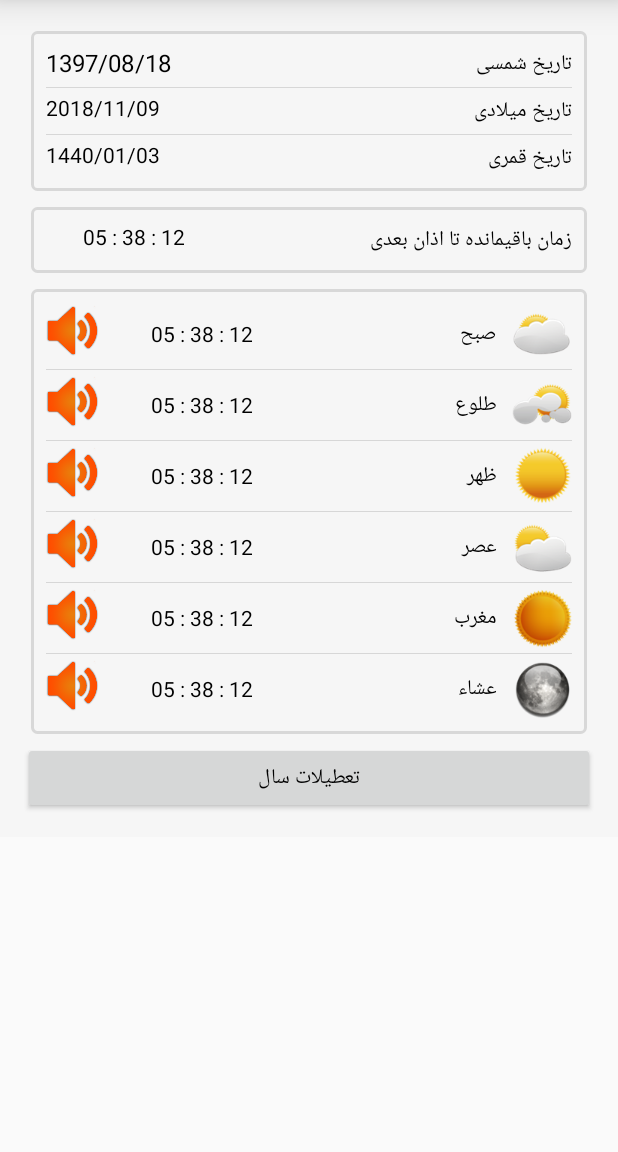
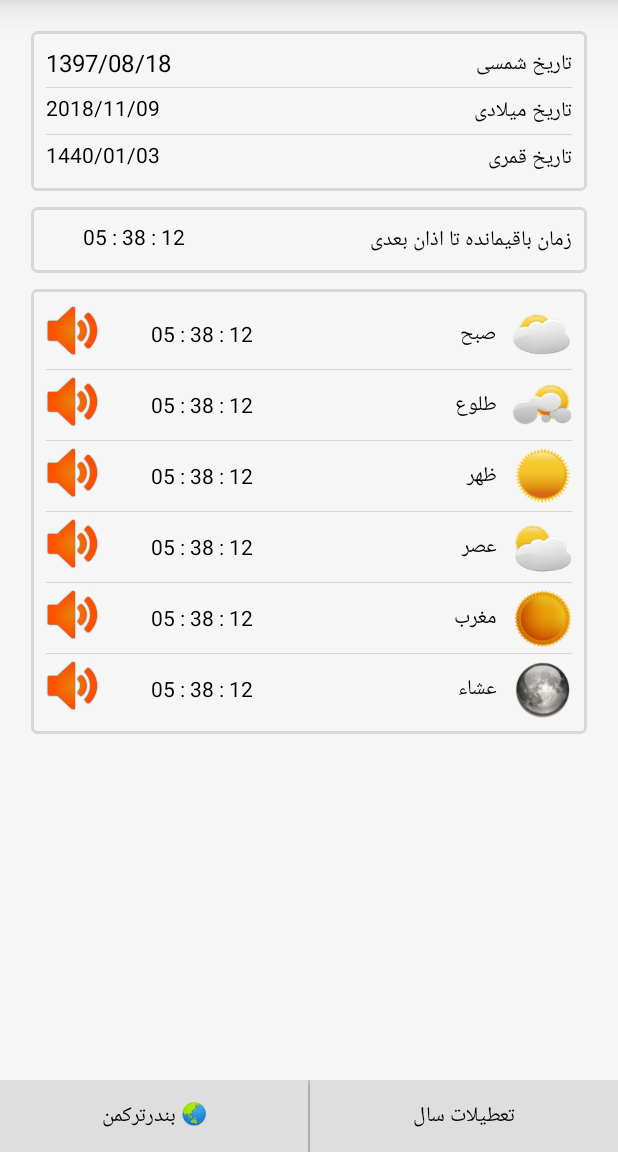
Before and after one commit to iLDA1997/AvayeElahi, an Android app: the layout activity_main.xml on its own in the app's theme, with its tools: preview values and no code run, on a phone screen of 412 x 824 dp, the part 84-1236 px from its top. Run offline under Robolectric (Android 15) with nearby library versions, the phone set to English and light mode, and no system bars; plain views replace PersianCalendarView, RtlToolbar.

Commit message:
add location button in main activity

```diff
--- a/app/src/main/res/layout/activity_main.xml
+++ b/app/src/main/res/layout/activity_main.xml
@@ -1,9 +1,9 @@
 <?xml version="1.0" encoding="utf-8"?>
-<LinearLayout xmlns:android="http://schemas.android.com/apk/res/android"
-    xmlns:app="http://schemas.android.com/apk/res-auto"
+<RelativeLayout xmlns:android="http://schemas.android.com/apk/res/android"
     xmlns:tools="http://schemas.android.com/tools"
     android:layout_width="match_parent"
     android:layout_height="match_parent"
+    android:background="#f6f6f6"
     android:orientation="vertical"
 
     tools:context=".Activity.MainActivity">
@@ -55,13 +55,16 @@
         android:layout_height="0dp" />
 
     <ScrollView
+        android:id="@+id/main_scroll"
         android:layout_width="match_parent"
-        android:layout_height="match_parent">
+        android:layout_height="match_parent"
+        android:layout_below="@id/toolbar_main"
+        android:layout_alignParentStart="true"
+        android:layout_marginTop="0dp">
 
         <LinearLayout
             android:layout_width="match_parent"
-            android:layout_height="match_parent"
-            android:background="#f6f6f6"
+            android:layout_height="wrap_content"
             android:orientation="vertical"
             android:padding="15dp">
 
@@ -81,16 +84,16 @@
                         android:id="@+id/today_shamsi"
                         android:layout_width="wrap_content"
                         android:layout_height="wrap_content"
+                        android:layout_weight="1"
                         android:gravity="left"
-                        android:textSize="16sp"
-                        android:layout_weight="1"
-                        android:text="1397/08/18" />
+                        android:text="1397/08/18"
+                        android:textSize="16sp" />
 
                     <TextView
                         android:layout_width="wrap_content"
                         android:layout_height="wrap_content"
+                        android:layout_gravity="center_vertical"
                         android:layout_weight="1"
-                        android:layout_gravity="center_vertical"
                         android:text="@string/main_date_shamshi" />
 
                 </LinearLayout>
@@ -98,8 +101,8 @@
                 <ImageView
                     android:layout_width="match_parent"
                     android:layout_height="match_parent"
+                    android:layout_gravity="center"
                     android:layout_marginVertical="3dp"
-                    android:layout_gravity="center"
                     android:src="@drawable/list_divider_v" />
 
                 <LinearLayout
@@ -117,8 +120,8 @@
                     <TextView
                         android:layout_width="wrap_content"
                         android:layout_height="wrap_content"
+                        android:layout_gravity="center_vertical"
                         android:layout_weight="1"
-                        android:layout_gravity="center_vertical"
                         android:text="@string/main_date_miladi" />
 
                 </LinearLayout>
@@ -126,8 +129,8 @@
                 <ImageView
                     android:layout_width="match_parent"
                     android:layout_height="match_parent"
+                    android:layout_gravity="center"
                     android:layout_marginVertical="3dp"
-                    android:layout_gravity="center"
                     android:src="@drawable/list_divider_v" />
 
                 <LinearLayout
@@ -145,8 +148,8 @@
                     <TextView
                         android:layout_width="wrap_content"
                         android:layout_height="wrap_content"
+                        android:layout_gravity="center_vertical"
                         android:layout_weight="1"
-                        android:layout_gravity="center_vertical"
                         android:text="@string/main_date_ghamari" />
 
                 </LinearLayout>
@@ -170,13 +173,13 @@
                         android:layout_height="wrap_content"
                         android:layout_weight="2"
                         android:gravity="center"
-                        android:text="05 : 38 : 12"/>
+                        android:text="05 : 38 : 12" />
 
                     <TextView
                         android:layout_width="match_parent"
                         android:layout_height="wrap_content"
                         android:layout_weight="1"
-                        android:text="@string/main_time_for_next_azan"/>
+                        android:text="@string/main_time_for_next_azan" />
 
                 </LinearLayout>
 
@@ -199,36 +202,36 @@
                         android:id="@+id/main_volume_1"
                         android:layout_width="35dp"
                         android:layout_height="35dp"
-                        android:src="@drawable/medium"/>
+                        android:src="@drawable/medium" />
 
                     <TextView
                         android:layout_width="match_parent"
                         android:layout_height="wrap_content"
+                        android:layout_gravity="center_vertical"
                         android:layout_weight="1"
                         android:gravity="center"
-                        android:layout_gravity="center_vertical"
-                        android:text="05 : 38 : 12"/>
+                        android:text="05 : 38 : 12" />
 
                     <TextView
                         android:layout_width="match_parent"
                         android:layout_height="wrap_content"
+                        android:layout_gravity="center_vertical"
+                        android:layout_marginRight="10dp"
                         android:layout_weight="1"
-                        android:layout_marginRight="10dp"
-                        android:layout_gravity="center_vertical"
-                        android:text="@string/main_azan_sobh"/>
+                        android:text="@string/main_azan_sobh" />
 
                     <ImageView
                         android:layout_width="40dp"
                         android:layout_height="40dp"
-                        android:src="@drawable/prayer_1"/>
+                        android:src="@drawable/prayer_1" />
 
                 </LinearLayout>
 
                 <ImageView
                     android:layout_width="match_parent"
                     android:layout_height="match_parent"
+                    android:layout_gravity="center"
                     android:layout_marginVertical="3dp"
-                    android:layout_gravity="center"
                     android:src="@drawable/list_divider_v" />
 
                 <LinearLayout
@@ -240,36 +243,36 @@
                         android:id="@+id/main_volume_2"
                         android:layout_width="35dp"
                         android:layout_height="35dp"
-                        android:src="@drawable/medium"/>
+                        android:src="@drawable/medium" />
 
                     <TextView
                         android:layout_width="match_parent"
                         android:layout_height="wrap_content"
+                        android:layout_gravity="center_vertical"
                         android:layout_weight="1"
                         android:gravity="center"
-                        android:layout_gravity="center_vertical"
-                        android:text="05 : 38 : 12"/>
+                        android:text="05 : 38 : 12" />
 
                     <TextView
                         android:layout_width="match_parent"
                         android:layout_height="wrap_content"
+                        android:layout_gravity="center_vertical"
+                        android:layout_marginRight="10dp"
                         android:layout_weight="1"
-                        android:layout_marginRight="10dp"
-                        android:layout_gravity="center_vertical"
-                        android:text="@string/main_tolu"/>
+                        android:text="@string/main_tolu" />
 
                     <ImageView
                         android:layout_width="40dp"
                         android:layout_height="40dp"
-                        android:src="@drawable/prayer_2"/>
+                        android:src="@drawable/prayer_2" />
 
                 </LinearLayout>
 
                 <ImageView
                     android:layout_width="match_parent"
                     android:layout_height="match_parent"
+                    android:layout_gravity="center"
                     android:layout_marginVertical="3dp"
-                    android:layout_gravity="center"
                     android:src="@drawable/list_divider_v" />
 
                 <LinearLayout
@@ -281,36 +284,36 @@
                         android:id="@+id/main_volume_3"
                         android:layout_width="35dp"
                         android:layout_height="35dp"
-                        android:src="@drawable/medium"/>
+                        android:src="@drawable/medium" />
 
                     <TextView
                         android:layout_width="match_parent"
                         android:layout_height="wrap_content"
+                        android:layout_gravity="center_vertical"
                         android:layout_weight="1"
                         android:gravity="center"
-                        android:layout_gravity="center_vertical"
-                        android:text="05 : 38 : 12"/>
+                        android:text="05 : 38 : 12" />
 
                     <TextView
                         android:layout_width="match_parent"
                         android:layout_height="wrap_content"
+                        android:layout_gravity="center_vertical"
+                        android:layout_marginRight="10dp"
                         android:layout_weight="1"
-                        android:layout_marginRight="10dp"
-                        android:layout_gravity="center_vertical"
-                        android:text="@string/main_azan_zhohr"/>
+                        android:text="@string/main_azan_zhohr" />
 
                     <ImageView
                         android:layout_width="40dp"
                         android:layout_height="40dp"
-                        android:src="@drawable/prayer_3"/>
+                        android:src="@drawable/prayer_3" />
 
                 </LinearLayout>
 
                 <ImageView
                     android:layout_width="match_parent"
                     android:layout_height="match_parent"
+                    android:layout_gravity="center"
                     android:layout_marginVertical="3dp"
-                    android:layout_gravity="center"
                     android:src="@drawable/list_divider_v" />
 
                 <LinearLayout
@@ -350,8 +353,8 @@
                 <ImageView
                     android:layout_width="match_parent"
                     android:layout_height="match_parent"
+                    android:layout_gravity="center"
                     android:layout_marginVertical="3dp"
-                    android:layout_gravity="center"
                     android:src="@drawable/list_divider_v" />
 
                 <LinearLayout
@@ -363,36 +366,36 @@
                         android:id="@+id/main_volume_5"
                         android:layout_width="35dp"
                         android:layout_height="35dp"
-                        android:src="@drawable/medium"/>
+                        android:src="@drawable/medium" />
 
                     <TextView
                         android:layout_width="match_parent"
                         android:layout_height="wrap_content"
+                        android:layout_gravity="center_vertical"
                         android:layout_weight="1"
                         android:gravity="center"
-                        android:layout_gravity="center_vertical"
-                        android:text="05 : 38 : 12"/>
+                        android:text="05 : 38 : 12" />
 
                     <TextView
                         android:layout_width="match_parent"
                         android:layout_height="wrap_content"
+                        android:layout_gravity="center_vertical"
+                        android:layout_marginRight="10dp"
                         android:layout_weight="1"
-                        android:layout_marginRight="10dp"
-                        android:layout_gravity="center_vertical"
-                        android:text="@string/main_azan_maghreb"/>
+                        android:text="@string/main_azan_maghreb" />
 
                     <ImageView
                         android:layout_width="40dp"
                         android:layout_height="40dp"
-                        android:src="@drawable/prayer_5"/>
+                        android:src="@drawable/prayer_5" />
 
                 </LinearLayout>
 
                 <ImageView
                     android:layout_width="match_parent"
                     android:layout_height="match_parent"
+                    android:layout_gravity="center"
                     android:layout_marginVertical="3dp"
-                    android:layout_gravity="center"
                     android:src="@drawable/list_divider_v" />
 
                 <LinearLayout
@@ -404,42 +407,65 @@
                         android:id="@+id/main_volume_6"
                         android:layout_width="35dp"
                         android:layout_height="35dp"
-                        android:src="@drawable/medium"/>
+                        android:src="@drawable/medium" />
 
                     <TextView
                         android:layout_width="match_parent"
                         android:layout_height="wrap_content"
+                        android:layout_gravity="center_vertical"
                         android:layout_weight="1"
                         android:gravity="center"
-                        android:layout_gravity="center_vertical"
-                        android:text="05 : 38 : 12"/>
+                        android:text="05 : 38 : 12" />
 
                     <TextView
                         android:layout_width="match_parent"
                         android:layout_height="wrap_content"
+                        android:layout_gravity="center_vertical"
+                        android:layout_marginRight="10dp"
                         android:layout_weight="1"
-                        android:layout_marginRight="10dp"
-                        android:layout_gravity="center_vertical"
-                        android:text="@string/main_azan_eshaa"/>
+                        android:text="@string/main_azan_eshaa" />
 
                     <ImageView
                         android:layout_width="40dp"
                         android:layout_height="40dp"
-                        android:src="@drawable/prayer_6"/>
+                        android:src="@drawable/prayer_6" />
 
                 </LinearLayout>
 
 
             </LinearLayout>
 
-            <Button
-                android:id="@+id/holidays"
-                android:layout_width="match_parent"
-                android:layout_height="wrap_content"
-                android:text="@string/holidays" />
-
         </LinearLayout>
 
     </ScrollView>
 
-</LinearLayout>
+    <LinearLayout
+        android:layout_width="match_parent"
+        android:layout_height="wrap_content"
+        android:layout_alignParentBottom="true"
+        android:orientation="horizontal">
+
+        <Button
+            android:id="@+id/location"
+            android:layout_width="match_parent"
+            android:layout_height="wrap_content"
+            android:layout_weight="1"
+            android:background="#dedede"
+            android:text="🌏 بندرترکمن" />
+
+        <ImageView
+            android:layout_width="1dp"
+            android:layout_height="match_parent"
+            android:background="#c3c3c3"/>
+
+        <Button
+            android:id="@+id/holidays"
+            android:layout_width="match_parent"
+            android:layout_height="wrap_content"
+            android:layout_weight="1"
+            android:background="#dedede"
+            android:text="@string/holidays" />
+
+    </LinearLayout>
+
+</RelativeLayout>
--- a/app/src/main/res/values/strings.xml
+++ b/app/src/main/res/values/strings.xml
@@ -16,6 +16,7 @@
     <string name="main_azan_eshaa">عشاء</string>
     <string name="main_menu_header_next_azan_text">اذان بعدی </string>
     <string name="main_menu_header_today_text">تاریخ امروز </string>
+    <string name="main_location">مکان</string>
 
     <!--Activity Names-->
     <string name="app_Description">توضیحات</string>
--- a/app/src/main/res/values/styles.xml
+++ b/app/src/main/res/values/styles.xml
@@ -18,7 +18,6 @@
         <item name="colorPrimary">@color/colorPrimary</item>
         <item name="colorPrimaryDark">@color/colorPrimaryDark</item>
         <item name="colorAccent">@color/activitySplashAccent</item>
-
     </style>
 
     <!-- Circle Theme -->
```
